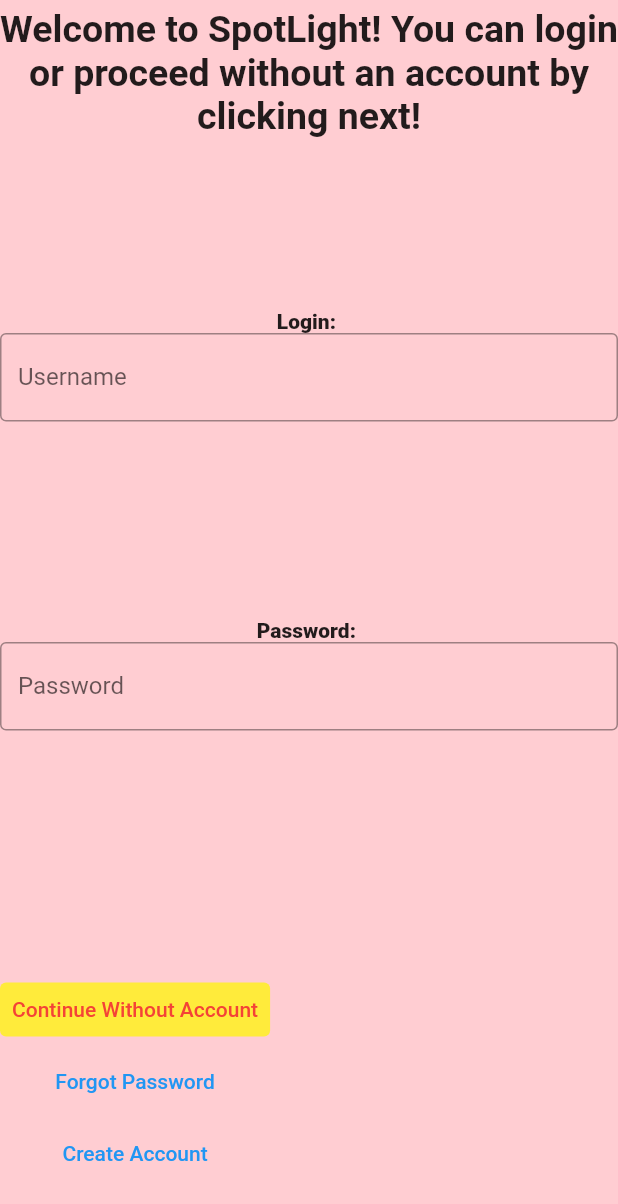
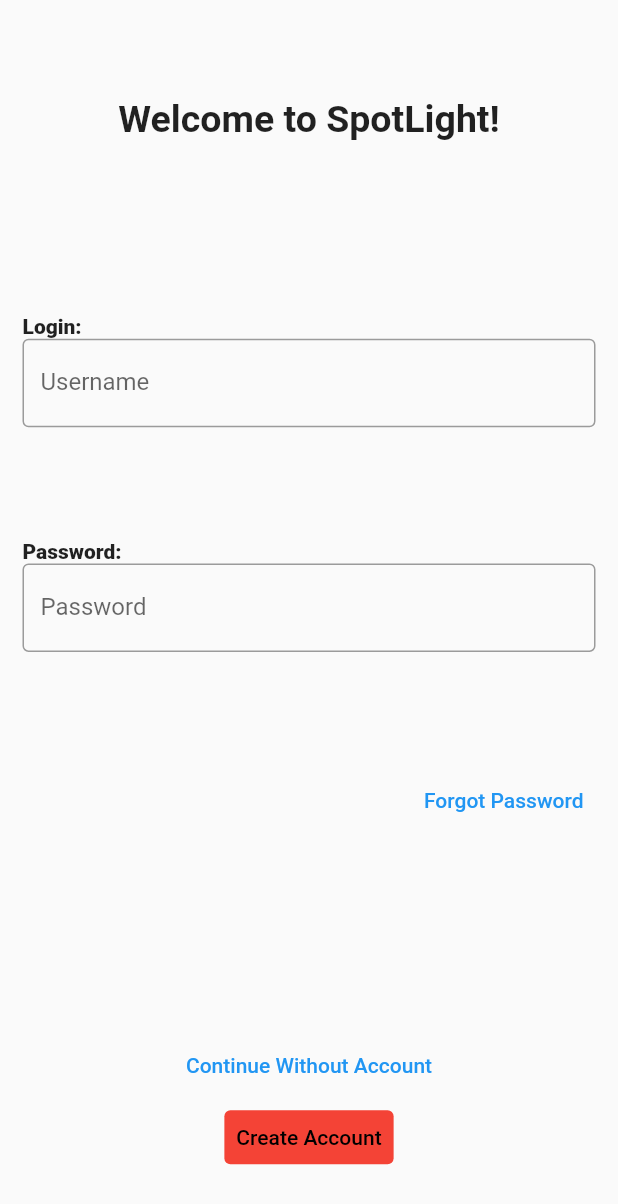
Before and after one commit to astrebe/project-spotlight, a Flutter app: the LoginScreen widget shown alone on an empty page, opened directly, on a phone screen of 412 x 824 dp. Shown: the top 1204 px of the screen. Run offline on Flutter 3.47's test engine with Material 2 defaults, Android fonts, the phone set to English and light mode, and no system bars; statements that could not run were skipped.

Commit message:
Updated UI
Updated UI to look more professional and format properly

```diff
--- a/spotlight_app/lib/loginscreen.dart
+++ b/spotlight_app/lib/loginscreen.dart
@@ -9,31 +9,35 @@ class LoginScreen extends StatelessWidget {
   @override
   Widget build(BuildContext context) {
     return Container(
-        color: Theme.of(context).primaryColorLight,
+        padding: EdgeInsets.all(15.0),
+        margin: const EdgeInsets.only(top: 45.0),
         child: Row(
           crossAxisAlignment: CrossAxisAlignment.center,
           mainAxisAlignment: MainAxisAlignment.start,
           children: <Widget>[
             Expanded(
-                child: Column(
-                    mainAxisAlignment: MainAxisAlignment.start,
-                    crossAxisAlignment: CrossAxisAlignment.start,
-                    children: <Widget>[
+                child: Column(children: <Widget>[
               Expanded(
                   child: Column(children: <Widget>[
                 const SizedBox(height: 5),
-                    Text(
-                      "Welcome to SpotLight! You can login or proceed without an account by clicking next!",
+                Align(
+                  alignment: Alignment.center,
+                  child: Text(
+                    "Welcome to SpotLight!",
                     style: const TextStyle(
                         fontWeight: FontWeight.bold, fontSize: 25),
                     textAlign: TextAlign.center,
                   ),
+                ),
               ])),
               Expanded(
                   child: Column(children: <Widget>[
-                    Text(
+                Align(
+                  alignment: Alignment.centerLeft,
+                  child: Text(
                     loginLabel,
                     style: const TextStyle(fontWeight: FontWeight.w900),
+                  ),
                 ),
                 const TextField(
                   obscureText: true,
@@ -45,9 +49,12 @@ class LoginScreen extends StatelessWidget {
               ])),
               Expanded(
                   child: Column(children: <Widget>[
-                    Text(
+                Align(
+                  alignment: Alignment.centerLeft,
+                  child: Text(
                     passwordLabel,
                     style: const TextStyle(fontWeight: FontWeight.w900),
+                  ),
                 ),
                 const TextField(
                   obscureText: true,
@@ -61,14 +68,30 @@ class LoginScreen extends StatelessWidget {
         */
               Expanded(
                   child: Column(
+                children: <Widget>[
+                  Align(
+                    alignment: Alignment.topRight,
+                    child: TextButton(
+                      style: ButtonStyle(
+                        alignment: Alignment.center,
+                      ),
+                      onPressed: () {},
+                      child: const Text('Forgot Password',
+                          style: TextStyle(color: Colors.blue)),
+                    ),
+                  )
+                ],
+              )),
+              Expanded(
+                  child: Column(
                       mainAxisAlignment: MainAxisAlignment.center,
                       crossAxisAlignment: CrossAxisAlignment.center,
                       children: <Widget>[
                     TextButton(
                       style: ButtonStyle(
                         alignment: Alignment.center,
-                          backgroundColor:
-                              MaterialStateProperty.all<Color>(Colors.yellow),
+                        foregroundColor:
+                            MaterialStateProperty.all<Color>(Colors.blue),
                       ),
                       onPressed: () {},
                       child: const Text('Continue Without Account'),
@@ -76,21 +99,15 @@ class LoginScreen extends StatelessWidget {
                     TextButton(
                       style: ButtonStyle(
                         alignment: Alignment.center,
+                        foregroundColor:
+                            MaterialStateProperty.all<Color>(Colors.black),
+                        backgroundColor:
+                            MaterialStateProperty.all<Color>(Colors.red),
                       ),
                       onPressed: () {},
-                        child: const Text('Forgot Password',
-                            style: TextStyle(color: Colors.blue)),
+                      child: const Text('Create Account'),
                     ),
-                      TextButton(
-                        style: ButtonStyle(
-                          alignment: Alignment.center,
-                        ),
-                        onPressed: () {},
-                        child: const Text('Create Account',
-                            style: TextStyle(color: Colors.blue)),
-                      ),
-                    ],
-                  )),
+                  ])),
             ])),
           ],
         ));
--- a/spotlight_app/lib/main.dart
+++ b/spotlight_app/lib/main.dart
@@ -24,7 +24,7 @@ class MyApp extends StatelessWidget {
         // or simply save your changes to "hot reload" in a Flutter IDE).
         // Notice that the counter didn't reset back to zero; the application
         // is not restarted.
-        primarySwatch: Colors.red,
+        primaryColor: Color.fromARGB(255, 153, 0, 0),
       ),
       home: const MyHomePage(title: 'SpotLight Login Screen'),
     );
@@ -59,11 +59,16 @@ class _MyHomePageState extends State<MyHomePage> {
     // fast, so that you can just rebuild anything that needs updating rather
     // than having to individually change instances of widgets.
     return Scaffold(
+<<<<<<< Updated upstream
       appBar: AppBar(
           // Here we take the value from the MyHomePage object that was created by
           // the App.build method, and use it to set our appbar title.
           //title: Text(widget.title),
           ),
+=======
+      backgroundColor: Colors.grey.shade200,
+      resizeToAvoidBottomInset: false,
+>>>>>>> Stashed changes
       body: LoginScreen(),
     );
   }
```
Lines whose indentation alone changed are shown as unchanged.
